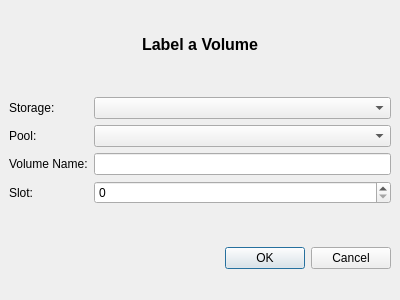
Before: the Qt Designer form bacula/src/qt-console/label/label.ui in rkorzeniewski/bacula, drawn with Qt 5.
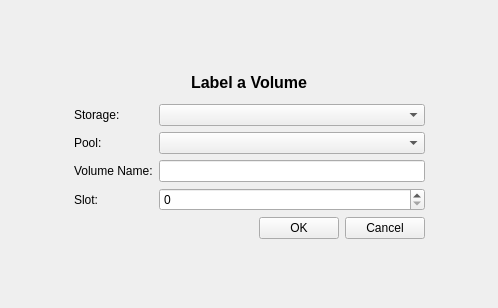
After: the same form once the commit is applied.

Commit message: Moved dialogs to be pages on the stack.  label, run and runcmd. All still have buttons and show up in the page selector as a direct descendent of the director widget.

The edit to the form file:
```diff
--- a/bacula/src/qt-console/label/label.ui
+++ b/bacula/src/qt-console/label/label.ui
@@ -1,80 +1,25 @@
 <ui version="4.0" >
  <class>labelForm</class>
- <widget class="QDialog" name="labelForm" >
-  <property name="windowModality" >
-   <enum>Qt::WindowModal</enum>
-  </property>
+ <widget class="QWidget" name="labelForm" >
   <property name="geometry" >
    <rect>
     <x>0</x>
     <y>0</y>
-    <width>400</width>
-    <height>300</height>
+    <width>498</width>
+    <height>308</height>
    </rect>
   </property>
   <property name="windowTitle" >
    <string>Label</string>
   </property>
-  <layout class="QVBoxLayout" >
+  <layout class="QGridLayout" >
    <property name="margin" >
     <number>9</number>
    </property>
    <property name="spacing" >
     <number>6</number>
    </property>
-   <item>
-    <layout class="QHBoxLayout" >
-     <property name="margin" >
-      <number>0</number>
-     </property>
-     <property name="spacing" >
-      <number>6</number>
-     </property>
-     <item>
-      <spacer>
-       <property name="orientation" >
-        <enum>Qt::Horizontal</enum>
-       </property>
-       <property name="sizeHint" >
-        <size>
-         <width>71</width>
-         <height>21</height>
-        </size>
-       </property>
-      </spacer>
-     </item>
-     <item>
-      <widget class="QLabel" name="label" >
-       <property name="maximumSize" >
-        <size>
-         <width>16777215</width>
-         <height>30</height>
-        </size>
-       </property>
-       <property name="text" >
-        <string>&lt;html>&lt;head>&lt;meta name="qrichtext" content="1" />&lt;style type="text/css">
-p, li { white-space: pre-wrap; }
-&lt;/style>&lt;/head>&lt;body style=" font-family:'Sans Serif'; font-size:9pt; font-weight:400; font-style:normal; text-decoration:none;">
-&lt;p style=" margin-top:0px; margin-bottom:0px; margin-left:0px; margin-right:0px; -qt-block-indent:0; text-indent:0px;">&lt;span style=" font-size:12pt; font-weight:600;">Label a Volume&lt;/span>&lt;/p>&lt;/body>&lt;/html></string>
-       </property>
-      </widget>
-     </item>
-     <item>
-      <spacer>
-       <property name="orientation" >
-        <enum>Qt::Horizontal</enum>
-       </property>
-       <property name="sizeHint" >
-        <size>
-         <width>81</width>
-         <height>20</height>
-        </size>
-       </property>
-      </spacer>
-     </item>
-    </layout>
-   </item>
-   <item>
+   <item row="0" column="1" >
     <spacer>
      <property name="orientation" >
       <enum>Qt::Vertical</enum>
@@ -84,13 +29,26 @@
      </property>
      <property name="sizeHint" >
       <size>
-       <width>20</width>
-       <height>10</height>
+       <width>351</width>
+       <height>20</height>
       </size>
      </property>
     </spacer>
    </item>
-   <item>
+   <item row="1" column="2" >
+    <spacer>
+     <property name="orientation" >
+      <enum>Qt::Horizontal</enum>
+     </property>
+     <property name="sizeHint" >
+      <size>
+       <width>40</width>
+       <height>131</height>
+      </size>
+     </property>
+    </spacer>
+   </item>
+   <item row="1" column="1" >
     <layout class="QGridLayout" >
      <property name="margin" >
       <number>0</number>
@@ -98,24 +56,106 @@
      <property name="spacing" >
       <number>6</number>
      </property>
-     <item row="3" column="1" >
+     <item row="4" column="1" >
       <widget class="QSpinBox" name="slotSpin" >
        <property name="maximum" >
         <number>10000</number>
        </property>
       </widget>
      </item>
+     <item row="5" column="0" colspan="2" >
+      <layout class="QHBoxLayout" >
+       <property name="margin" >
+        <number>0</number>
+       </property>
+       <property name="spacing" >
+        <number>6</number>
+       </property>
+       <item>
+        <spacer>
+         <property name="orientation" >
+          <enum>Qt::Horizontal</enum>
+         </property>
+         <property name="sizeHint" >
+          <size>
+           <width>40</width>
+           <height>20</height>
+          </size>
+         </property>
+        </spacer>
+       </item>
+       <item>
+        <widget class="QPushButton" name="okButton" >
+         <property name="text" >
+          <string>OK</string>
+         </property>
+        </widget>
+       </item>
+       <item>
+        <widget class="QPushButton" name="cancelButton" >
+         <property name="text" >
+          <string>Cancel</string>
+         </property>
+        </widget>
+       </item>
+      </layout>
+     </item>
+     <item row="0" column="0" colspan="2" >
+      <layout class="QHBoxLayout" >
+       <property name="margin" >
+        <number>0</number>
+       </property>
+       <property name="spacing" >
+        <number>6</number>
+       </property>
+       <item>
+        <spacer>
+         <property name="orientation" >
+          <enum>Qt::Horizontal</enum>
+         </property>
+         <property name="sizeHint" >
+          <size>
+           <width>71</width>
+           <height>21</height>
+          </size>
+         </property>
+        </spacer>
+       </item>
+       <item>
+        <widget class="QLabel" name="label" >
+         <property name="maximumSize" >
+          <size>
+           <width>16777215</width>
+           <height>30</height>
+          </size>
+         </property>
+         <property name="text" >
+          <string>&lt;html>&lt;head>&lt;meta name="qrichtext" content="1" />&lt;style type="text/css">
+p, li { white-space: pre-wrap; }
+&lt;/style>&lt;/head>&lt;body style=" font-family:'Sans Serif'; font-size:9pt; font-weight:400; font-style:normal; text-decoration:none;">
+&lt;p style=" margin-top:0px; margin-bottom:0px; margin-left:0px; margin-right:0px; -qt-block-indent:0; text-indent:0px;">&lt;span style=" font-size:12pt; font-weight:600;">Label a Volume&lt;/span>&lt;/p>&lt;/body>&lt;/html></string>
+         </property>
+        </widget>
+       </item>
+       <item>
+        <spacer>
+         <property name="orientation" >
+          <enum>Qt::Horizontal</enum>
+         </property>
+         <property name="sizeHint" >
+          <size>
+           <width>81</width>
+           <height>20</height>
+          </size>
+         </property>
+        </spacer>
+       </item>
+      </layout>
+     </item>
+     <item row="2" column="1" >
+      <widget class="QComboBox" name="poolCombo" />
+     </item>
      <item row="1" column="0" >
-      <widget class="QLabel" name="label_3" >
-       <property name="text" >
-        <string>Pool:</string>
-       </property>
-       <property name="buddy" >
-        <cstring>poolCombo</cstring>
-       </property>
-      </widget>
-     </item>
-     <item row="0" column="0" >
       <widget class="QLabel" name="label_2" >
        <property name="text" >
         <string>Storage:</string>
@@ -125,7 +165,17 @@
        </property>
       </widget>
      </item>
-     <item row="2" column="1" >
+     <item row="4" column="0" >
+      <widget class="QLabel" name="label_4" >
+       <property name="text" >
+        <string>Slot:</string>
+       </property>
+       <property name="buddy" >
+        <cstring>slotSpin</cstring>
+       </property>
+      </widget>
+     </item>
+     <item row="3" column="1" >
       <widget class="QLineEdit" name="volumeName" >
        <property name="minimumSize" >
         <size>
@@ -136,9 +186,19 @@
       </widget>
      </item>
      <item row="1" column="1" >
-      <widget class="QComboBox" name="poolCombo" />
+      <widget class="QComboBox" name="storageCombo" />
      </item>
      <item row="2" column="0" >
+      <widget class="QLabel" name="label_3" >
+       <property name="text" >
+        <string>Pool:</string>
+       </property>
+       <property name="buddy" >
+        <cstring>poolCombo</cstring>
+       </property>
+      </widget>
+     </item>
+     <item row="3" column="0" >
       <widget class="QLabel" name="label_5" >
        <property name="text" >
         <string>Volume Name:</string>
@@ -148,22 +208,22 @@
        </property>
       </widget>
      </item>
-     <item row="0" column="1" >
-      <widget class="QComboBox" name="storageCombo" />
-     </item>
-     <item row="3" column="0" >
-      <widget class="QLabel" name="label_4" >
-       <property name="text" >
-        <string>Slot:</string>
-       </property>
-       <property name="buddy" >
-        <cstring>slotSpin</cstring>
-       </property>
-      </widget>
-     </item>
     </layout>
    </item>
-   <item>
+   <item row="1" column="0" >
+    <spacer>
+     <property name="orientation" >
+      <enum>Qt::Horizontal</enum>
+     </property>
+     <property name="sizeHint" >
+      <size>
+       <width>40</width>
+       <height>121</height>
+      </size>
+     </property>
+    </spacer>
+   </item>
+   <item row="2" column="1" >
     <spacer>
      <property name="orientation" >
       <enum>Qt::Vertical</enum>
@@ -173,22 +233,12 @@
      </property>
      <property name="sizeHint" >
       <size>
-       <width>21</width>
-       <height>16</height>
+       <width>331</width>
+       <height>20</height>
       </size>
      </property>
     </spacer>
    </item>
-   <item>
-    <widget class="QDialogButtonBox" name="buttonBox" >
-     <property name="orientation" >
-      <enum>Qt::Horizontal</enum>
-     </property>
-     <property name="standardButtons" >
-      <set>QDialogButtonBox::Cancel|QDialogButtonBox::NoButton|QDialogButtonBox::Ok</set>
-     </property>
-    </widget>
-   </item>
   </layout>
  </widget>
  <resources/>
```
Left out of the diff: 37 changed lines with no effect on the pictures. The commit also changes 18 other files.
